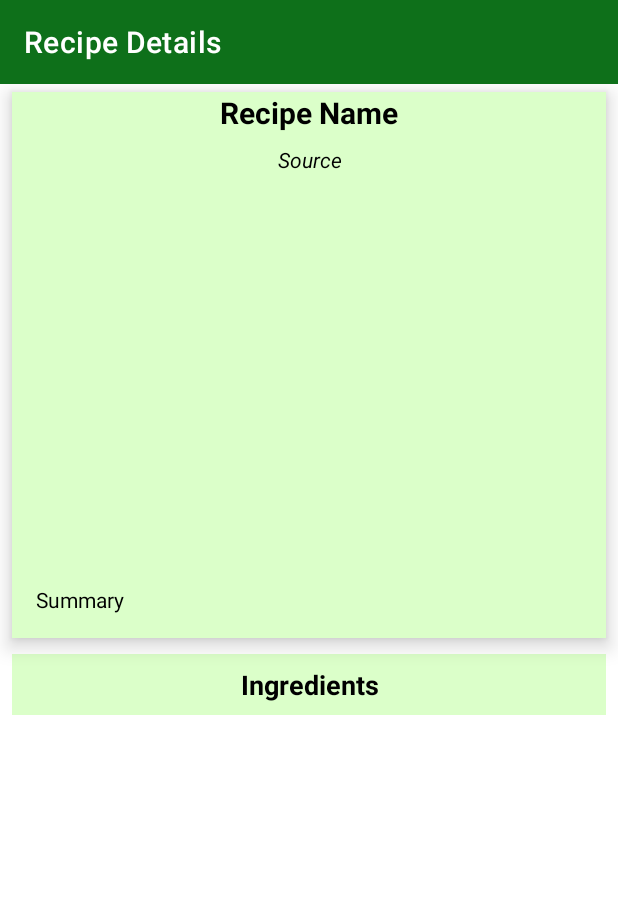
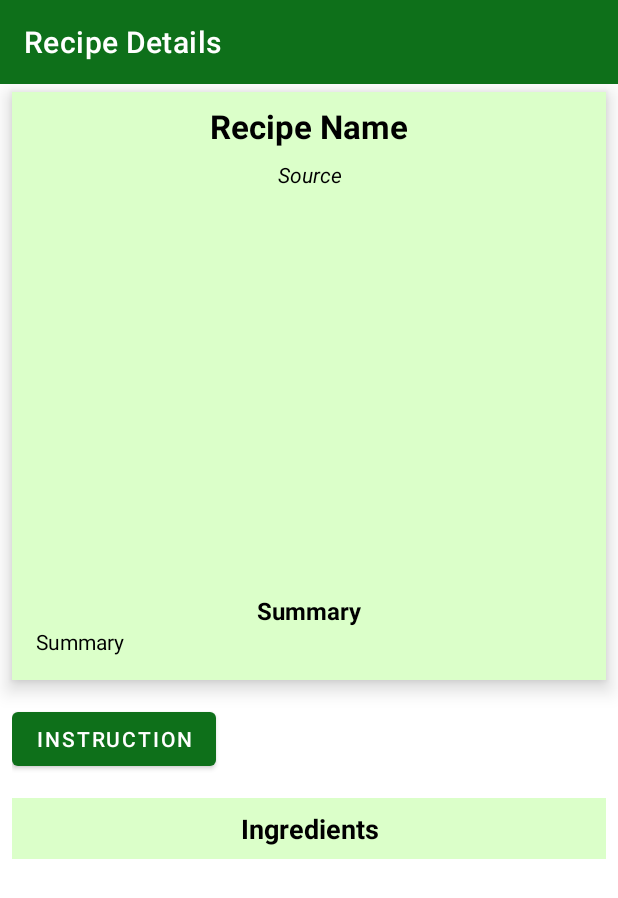
Before and after one commit to ThanhPhamit/FoodRecipes, an Android app: the RecipeDetailsActivity screen opened directly, with no data from a screen before it, on a phone screen of 412 x 824 dp. Shown: the top 898 px of the screen. Run offline under Robolectric (Android 15) with nearby library versions, the phone set to English and light mode, and no system bars; our stand-ins replace Picasso; pictures from the network do not load; 2 statements that could not run were skipped.

Commit message:
add instruction button

```diff
--- a/app/src/main/java/com/example/foodrecipes/RecipeDetailsActivity.java
+++ b/app/src/main/java/com/example/foodrecipes/RecipeDetailsActivity.java
@@ -52,8 +52,8 @@ public class RecipeDetailsActivity extends AppCompatActivity {
         public void didFetch(RecipeDetailsResponse response, String message) {
             dialog.dismiss();
             tvMealName.setText(response.getTitle());
-            tvMealSource.setText(response.getSourceName());
-            tvMealSummary.setText("Summary:" + response.getSummary());
+            tvMealSource.setText("Food source: " + response.getSourceName());
+            tvMealSummary.setText(response.getSummary());
             Picasso.get().load(response.getImage()).into(imageViewMeal);
             recyclerViewInGredients = findViewById(R.id.recyclerViewMealIngredients);
             recyclerViewInGredients.setHasFixedSize(true);
--- a/app/src/main/res/layout/activity_recipe_details.xml
+++ b/app/src/main/res/layout/activity_recipe_details.xml
@@ -34,13 +34,14 @@
                 android:orientation="vertical">
 
                 <TextView
+                    android:layout_marginTop="8dp"
                     android:id="@+id/tvMealName"
                     android:layout_width="match_parent"
                     android:layout_height="wrap_content"
                     android:gravity="center"
                     android:text="Recipe Name"
                     android:textColor="@color/black"
-                    android:textSize="20sp"
+                    android:textSize="22sp"
                     android:textStyle="bold" />
 
                 <TextView
@@ -63,18 +64,38 @@
                     android:scaleType="centerCrop" />
 
                 <TextView
+                    android:layout_width="match_parent"
+                    android:layout_height="wrap_content"
+                    android:text="Summary"
+                    android:gravity="center"
+                    android:layout_marginTop="4dp"
+                    android:textColor="@color/black"
+                    android:textSize="16sp"
+                    android:textStyle="bold"
+                    />
+                <TextView
                     android:id="@+id/tvMealSummary"
                     android:layout_width="match_parent"
                     android:layout_height="wrap_content"
                     android:layout_marginHorizontal="8dp"
-                    android:layout_marginBottom="8dp"
-                    android:padding="8dp"
+                    android:layout_marginBottom="16dp"
+                    android:paddingHorizontal="8dp"
                     android:text="Summary"
                     android:textColor="@color/black"
                     android:textSize="14sp"
                     android:textStyle="normal" />
             </LinearLayout>
-
+            <LinearLayout
+                android:layout_marginHorizontal="8dp"
+                android:layout_marginVertical="10dp"
+                android:layout_width="match_parent"
+                android:layout_height="wrap_content">
+                <Button
+                    android:layout_width="wrap_content"
+                    android:layout_height="wrap_content"
+                    android:text="Instruction"
+                    />
+            </LinearLayout>
             <LinearLayout
                 android:layout_marginVertical="5dp"
                 android:background="@color/recipe_details_bg"
```
Also changed, not shown: app/src/main/res/drawable/shape.xml (added, +26 -0 lines).
